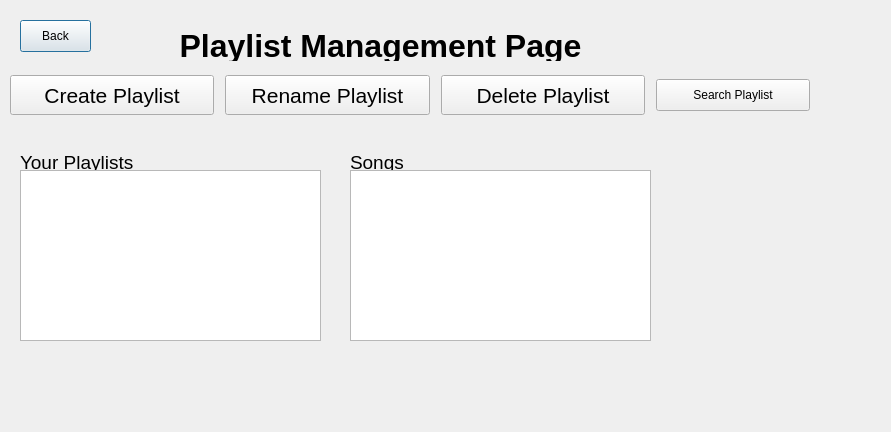
Before: the Qt Designer form Music-Manager/playlistmanagement.ui in david-boules/Music-Playlist-Manager, drawn with Qt 5.
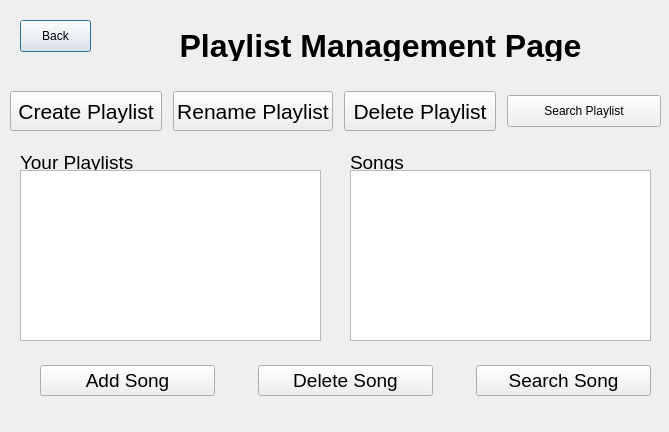
After: the same form once the commit is applied.

Commit message: solve conflicts

Diff of the .ui file:
```diff
--- a/Music-Manager/playlistmanagement.ui
+++ b/Music-Manager/playlistmanagement.ui
@@ -6,7 +6,7 @@
    <rect>
     <x>0</x>
     <y>0</y>
-    <width>891</width>
+    <width>669</width>
     <height>432</height>
    </rect>
   </property>
@@ -107,15 +107,13 @@
     <set>Qt::AlignCenter</set>
    </property>
   </widget>
-
-  <!-- Corrected button row using QHBoxLayout -->
-  <widget class="QWidget" name="widget_buttonRow">
+  <widget class="QWidget" name="layoutWidget">
    <property name="geometry">
     <rect>
      <x>10</x>
-     <y>70</y>
-     <width>800</width>
-     <height>50</height>
+     <y>90</y>
+     <width>651</width>
+     <height>42</height>
     </rect>
    </property>
    <layout class="QHBoxLayout" name="horizontalLayout">
@@ -184,7 +182,7 @@
       <property name="minimumSize">
        <size>
         <width>154</width>
-        <height>32</height>
+        <height>0</height>
        </size>
       </property>
       <property name="maximumSize">
@@ -200,14 +198,13 @@
     </item>
    </layout>
   </widget>
-
-  <widget class="QLabel" name="label_3">
+  <widget class="QWidget" name="layoutWidget">
    <property name="geometry">
     <rect>
-     <x>510</x>
-     <y>70</y>
-     <width>161</width>
-     <height>40</height>
+     <x>40</x>
+     <y>360</y>
+     <width>611</width>
+     <height>41</height>
     </rect>
    </property>
    <property name="font">
@@ -216,6 +213,44 @@
      <pointsize>14</pointsize>
     </font>
    </property>
+   <layout class="QHBoxLayout" name="horizontalLayout_2">
+    <property name="spacing">
+     <number>43</number>
+    </property>
+    <item>
+     <widget class="QPushButton" name="AddSong">
+      <property name="font">
+       <font>
+        <family>Arial</family>
+        <pointsize>14</pointsize>
+       </font>
+      </property>
+      <property name="text">
+       <string>Add Song</string>
+      </property>
+     </widget>
+    </item>
+    <item>
+     <widget class="QPushButton" name="DeleteSong">
+      <property name="font">
+       <font>
+        <family>Arial</family>
+        <pointsize>14</pointsize>
+       </font>
+      </property>
+      <property name="text">
+       <string>Delete Song</string>
+      </property>
+     </widget>
+    </item>
+    <item>
+     <widget class="QPushButton" name="SearchSong">
+      <property name="text">
+       <string>Search Song</string>
+      </property>
+     </widget>
+    </item>
+   </layout>
   </widget>
  </widget>
  <resources/>
```
Left out of the diff: 2 changed lines with no effect on the pictures.
